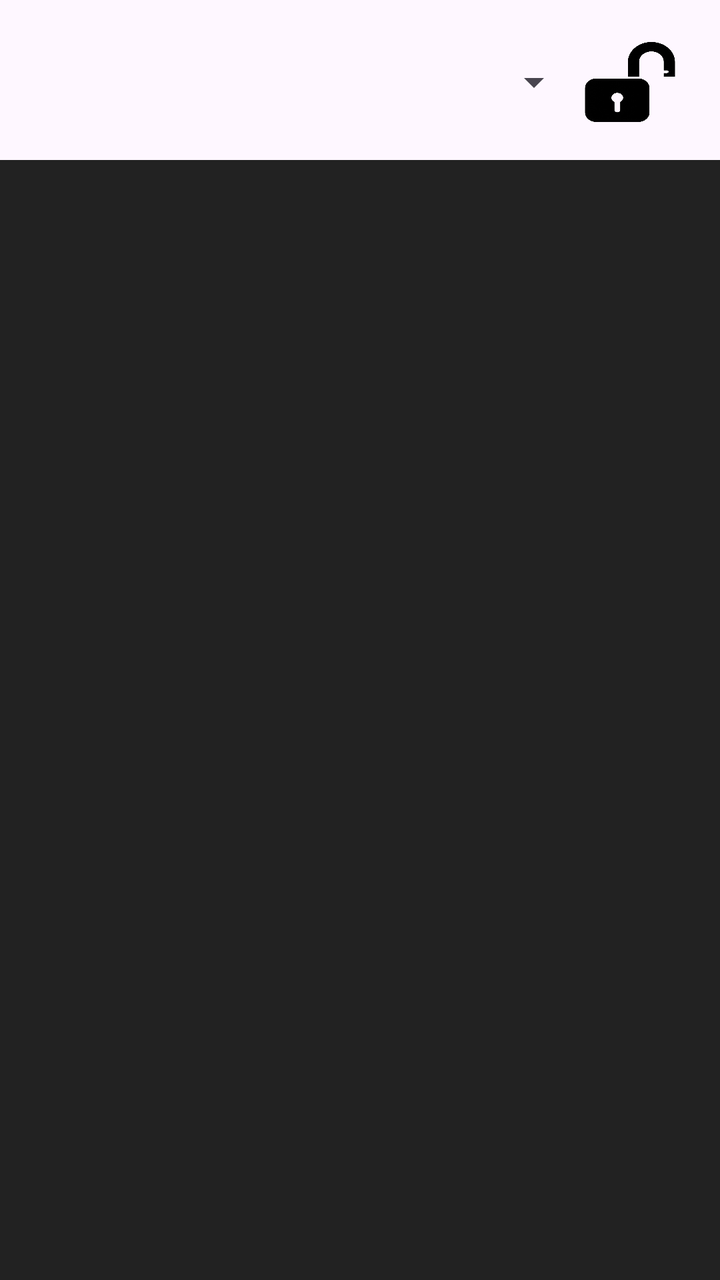
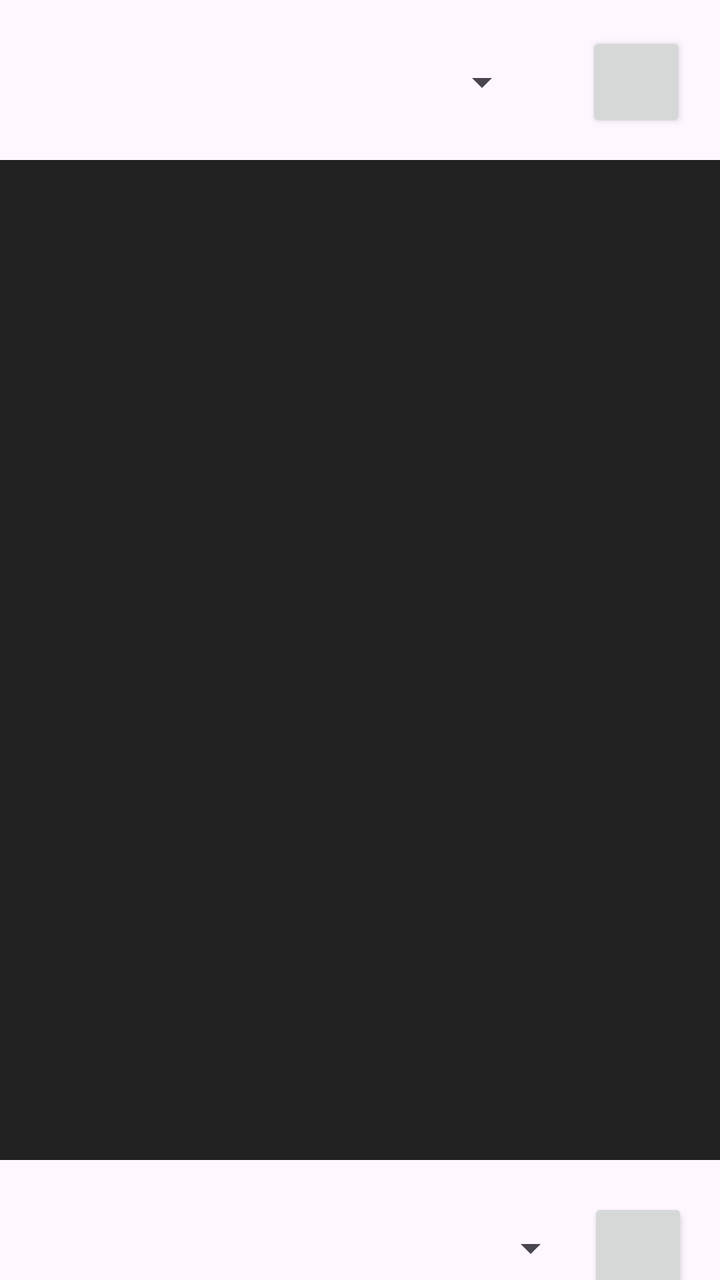

Compare the two renders of this Android layout. The source of the first and the diff that turns it into the second are given below.
<!-- AndroidManifest.xml: application theme Theme.ProyectoPuzzlelogico -->
<!-- res/layout/activity_tutorial.xml -->
<?xml version="1.0" encoding="utf-8"?>
<androidx.constraintlayout.widget.ConstraintLayout
    xmlns:android="http://schemas.android.com/apk/res/android"
    xmlns:app="http://schemas.android.com/apk/res-auto"
    xmlns:tools="http://schemas.android.com/tools"
    android:id="@+id/main"
    android:layout_width="match_parent"
    android:layout_height="match_parent"
    tools:context=".Tutorial">

    <FrameLayout
        android:id="@+id/contenedorTablero"
        android:layout_width="380dp"
        android:layout_height="570dp"
        android:layout_marginStart="15dp"
        android:layout_marginTop="14dp"
        android:layout_marginEnd="16dp"
        android:background="#222222"
        app:layout_constraintEnd_toEndOf="parent"
        app:layout_constraintStart_toStartOf="parent"
        app:layout_constraintTop_toBottomOf="@+id/spinner" />

    <Button
        android:id="@+id/button2"
        android:layout_width="380dp"
        android:layout_height="60dp"
        android:layout_marginStart="16dp"
        android:layout_marginTop="5dp"
        android:layout_marginEnd="15dp"
        android:layout_marginBottom="16dp"
        android:text="@string/btn3"
        app:layout_constraintBottom_toBottomOf="parent"
        app:layout_constraintEnd_toEndOf="parent"
        app:layout_constraintStart_toStartOf="parent"
        app:layout_constraintTop_toBottomOf="@+id/contenedorTablero" />

    <Spinner
        android:id="@+id/spinner"
        android:layout_width="300dp"
        android:layout_height="50dp"
        android:layout_marginStart="16dp"
        android:layout_marginTop="16dp"
        android:layout_marginEnd="95dp"
        app:layout_constraintEnd_toEndOf="parent"
        app:layout_constraintStart_toStartOf="parent"
        app:layout_constraintTop_toTopOf="parent" />

    <Button
        android:id="@+id/button4"
        android:layout_width="60dp"
        android:layout_height="50dp"
        android:layout_marginStart="11dp"
        android:layout_marginTop="16dp"
        android:layout_marginEnd="15dp"
        android:background="@drawable/ic_unlock"
        android:contentDescription="Bloquear / desbloquear movimiento"
        android:onClick="mover"
        app:layout_constraintEnd_toEndOf="parent"
        app:layout_constraintHorizontal_bias="1.0"
        app:layout_constraintStart_toEndOf="@+id/spinner"
        app:layout_constraintTop_toTopOf="parent" />

</androidx.constraintlayout.widget.ConstraintLayout>
<!-- resources referenced by this layout -->
<resources>
  <!-- drawable ic_unlock: png bitmap (drawable, 113715 bytes) -->
  <string name="btn3">Probar</string>
  <style name="Theme.ProyectoPuzzlelogico" parent="Base.Theme.ProyectoPuzzlelogico" />
  <style name="Base.Theme.ProyectoPuzzlelogico" parent="Theme.Material3.DayNight.NoActionBar">
          
          
      </style>
</resources>

<!-- the commit's change to res/layout/activity_tutorial.xml (unified diff, before → after) -->
@@ -11,7 +11,7 @@
     <FrameLayout
         android:id="@+id/contenedorTablero"
         android:layout_width="380dp"
-        android:layout_height="570dp"
+        android:layout_height="500dp"
         android:layout_marginStart="15dp"
         android:layout_marginTop="14dp"
         android:layout_marginEnd="16dp"
@@ -22,42 +22,81 @@
 
     <Button
         android:id="@+id/button2"
-        android:layout_width="380dp"
-        android:layout_height="60dp"
-        android:layout_marginStart="16dp"
-        android:layout_marginTop="5dp"
-        android:layout_marginEnd="15dp"
-        android:layout_marginBottom="16dp"
-        android:text="@string/btn3"
-        app:layout_constraintBottom_toBottomOf="parent"
+        android:layout_width="50dp"
+        android:layout_height="50dp"
+        android:layout_marginTop="19dp"
+        android:layout_marginEnd="16dp"
+        android:contentDescription="btn"
         app:layout_constraintEnd_toEndOf="parent"
-        app:layout_constraintStart_toStartOf="parent"
         app:layout_constraintTop_toBottomOf="@+id/contenedorTablero" />
 
     <Spinner
         android:id="@+id/spinner"
-        android:layout_width="300dp"
+        android:layout_width="250dp"
         android:layout_height="50dp"
-        android:layout_marginStart="16dp"
+        android:layout_marginStart="15dp"
         android:layout_marginTop="16dp"
-        android:layout_marginEnd="95dp"
-        app:layout_constraintEnd_toEndOf="parent"
         app:layout_constraintStart_toStartOf="parent"
         app:layout_constraintTop_toTopOf="parent" />
 
     <Button
         android:id="@+id/button4"
-        android:layout_width="60dp"
+        android:layout_width="50dp"
         android:layout_height="50dp"
-        android:layout_marginStart="11dp"
+        android:layout_marginStart="15dp"
         android:layout_marginTop="16dp"
         android:layout_marginEnd="15dp"
         android:background="@drawable/ic_unlock"
         android:contentDescription="Bloquear / desbloquear movimiento"
         android:onClick="mover"
-        app:layout_constraintEnd_toEndOf="parent"
-        app:layout_constraintHorizontal_bias="1.0"
+        app:layout_constraintEnd_toStartOf="@+id/button5"
         app:layout_constraintStart_toEndOf="@+id/spinner"
         app:layout_constraintTop_toTopOf="parent" />
 
+    <Button
+        android:id="@+id/button5"
+        android:layout_width="50dp"
+        android:layout_height="50dp"
+        android:layout_marginTop="16dp"
+        android:layout_marginEnd="17dp"
+        android:contentDescription="button"
+        app:layout_constraintEnd_toEndOf="parent"
+        app:layout_constraintTop_toTopOf="parent" />
+
+    <Spinner
+        android:id="@+id/spinner2"
+        android:layout_width="300dp"
+        android:layout_height="50dp"
+        android:layout_marginStart="15dp"
+        android:layout_marginTop="19dp"
+        android:layout_marginEnd="31dp"
+        app:layout_constraintEnd_toStartOf="@+id/button2"
+        app:layout_constraintStart_toStartOf="parent"
+        app:layout_constraintTop_toBottomOf="@+id/contenedorTablero" />
+
+    <Spinner
+        android:id="@+id/spinner3"
+        android:layout_width="300dp"
+        android:layout_height="50dp"
+        android:layout_marginStart="15dp"
+        android:layout_marginTop="7dp"
+        android:layout_marginEnd="32dp"
+        android:layout_marginBottom="25dp"
+        app:layout_constraintBottom_toBottomOf="parent"
+        app:layout_constraintEnd_toStartOf="@+id/button6"
+        app:layout_constraintStart_toStartOf="parent"
+        app:layout_constraintTop_toBottomOf="@+id/spinner2" />
+
+    <Button
+        android:id="@+id/button6"
+        android:layout_width="50dp"
+        android:layout_height="50dp"
+        android:layout_marginTop="7dp"
+        android:layout_marginEnd="15dp"
+        android:layout_marginBottom="25dp"
+        android:contentDescription="btn"
+        app:layout_constraintBottom_toBottomOf="parent"
+        app:layout_constraintEnd_toEndOf="parent"
+        app:layout_constraintTop_toBottomOf="@+id/button2" />
+
 </androidx.constraintlayout.widget.ConstraintLayout>
<!-- resource entries referenced after the edit -->
@@ -1,7 +1,6 @@
 <!-- resources referenced by this layout -->
 <resources>
   <!-- drawable ic_unlock: png bitmap (drawable, 113715 bytes) -->
-  <string name="btn3">Probar</string>
   <style name="Theme.ProyectoPuzzlelogico" parent="Base.Theme.ProyectoPuzzlelogico" />
   <style name="Base.Theme.ProyectoPuzzlelogico" parent="Theme.Material3.DayNight.NoActionBar">
           
